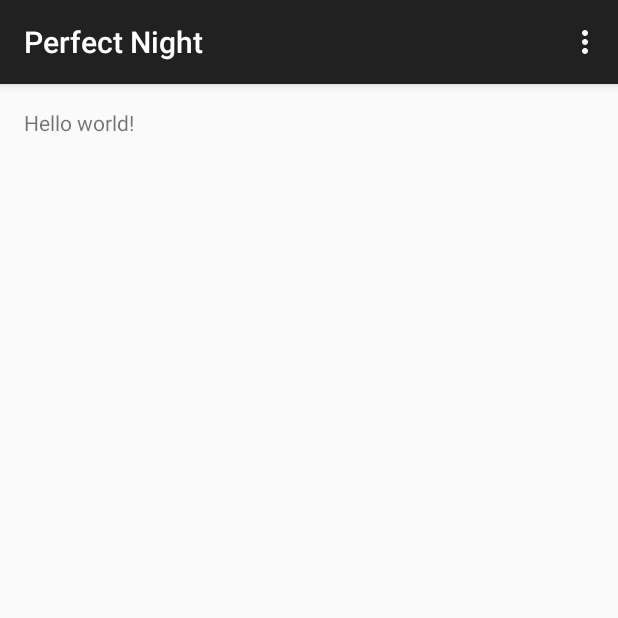
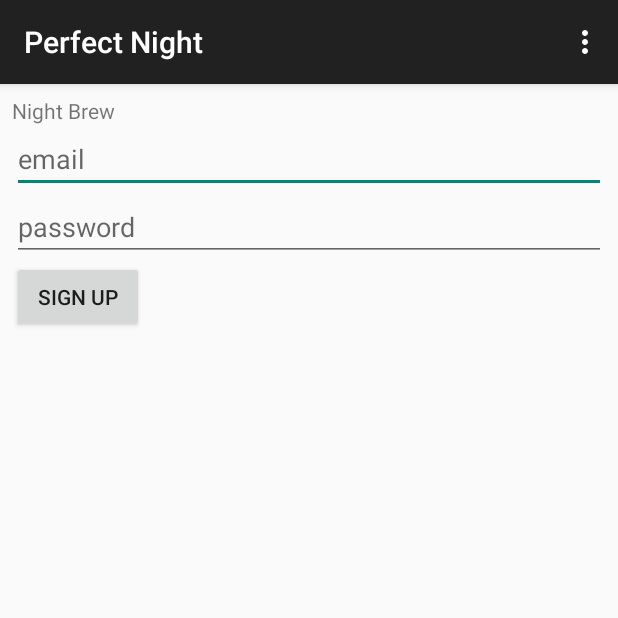
Before and after one commit to levibostian/DateBrew, an Android app: the screen it shows after launch (MainActivity), on a phone screen of 412 x 824 dp, the top half of it. Run offline under Robolectric (Android 15) with nearby library versions, the phone set to English and light mode, and no system bars.

Commit message:
Add signup process to app.

```diff
--- a/app/src/main/java/co/perfectnight/perfectnight/activity/MainActivity.java
+++ b/app/src/main/java/co/perfectnight/perfectnight/activity/MainActivity.java
@@ -1,52 +1,49 @@
 package co.perfectnight.perfectnight.activity;
 
+import android.os.Bundle;
 import android.support.v7.app.ActionBarActivity;
-import android.os.Bundle;
-import android.util.Log;
 import android.view.Menu;
 import android.view.MenuItem;
+import android.view.View;
+import android.widget.Button;
+import android.widget.EditText;
 import co.perfectnight.perfectnight.R;
-import co.perfectnight.perfectnight.vo.User;
-import com.parse.GetCallback;
 import com.parse.ParseException;
-import com.parse.ParseObject;
-import com.parse.ParseQuery;
-import com.parse.SaveCallback;
+import com.parse.ParseUser;
+import com.parse.SignUpCallback;
 
 
 public class MainActivity extends ActionBarActivity {
+
+    private EditText mEmailEditText;
+    private EditText mPasswordEditText;
+    private Button mSignUpButton;
 
     @Override
     protected void onCreate(Bundle savedInstanceState) {
         super.onCreate(savedInstanceState);
         setContentView(R.layout.main_activity);
 
-        // Push up simple object.
-        ParseObject parseTestObject = new ParseObject("TestObject");
-        parseTestObject.put("foo", "bar");
-        parseTestObject.saveInBackground();
+        mEmailEditText = (EditText) findViewById(R.id.email_edittext);
+        mPasswordEditText = (EditText) findViewById(R.id.password_edittext);
+        mSignUpButton = (Button) findViewById(R.id.sign_up_button);
+        mSignUpButton.setOnClickListener(new View.OnClickListener() {
+            @Override
+            public void onClick(View v) {
+                signUp(mEmailEditText.getText().toString(), mPasswordEditText.getText().toString());
+            }
+        });
+    }
 
-        // Nested object example.
-        final ParseObject nestedObject = new ParseObject("OuterNest");
-        ParseObject innerObject = new ParseObject("InnerObject");
-        nestedObject.put("testOuter", true);
-        innerObject.put("somethingInner", 10L);
-        nestedObject.put("Inner", innerObject);
+    private void signUp(String email, String password) {
+        ParseUser user = new ParseUser();
+        user.setUsername(email);
+        user.setPassword(password);
 
-        final User user = new User();
-        nestedObject.saveInBackground(new SaveCallback() {
+        user.signUpInBackground(new SignUpCallback() {
             @Override
             public void done(ParseException e) {
-                user.setParseObjectId(nestedObject.getObjectId());
-
-                // Retrieve data.
-                ParseQuery<ParseObject> query = ParseQuery.getQuery("OuterNest");
-                query.getInBackground(user.getParseObjectId(), new GetCallback<ParseObject>() {
-                    @Override
-                    public void done(ParseObject parseObject, ParseException e) {
-                        Log.d("perfectNight", parseObject.getParseObject("Inner") + "");
-                    }
-                });
+                // go to first page of app.
             }
         });
     }
--- a/app/src/main/res/layout/main_activity.xml
+++ b/app/src/main/res/layout/main_activity.xml
@@ -1,15 +1,32 @@
-<RelativeLayout xmlns:android="http://schemas.android.com/apk/res/android"
+<LinearLayout xmlns:android="http://schemas.android.com/apk/res/android"
     xmlns:tools="http://schemas.android.com/tools"
     android:layout_width="match_parent"
     android:layout_height="match_parent"
-    android:paddingLeft="@dimen/activity_horizontal_margin"
-    android:paddingRight="@dimen/activity_horizontal_margin"
-    android:paddingTop="@dimen/activity_vertical_margin"
-    android:paddingBottom="@dimen/activity_vertical_margin"
+    android:padding="8dp"
+    android:orientation="vertical"
     tools:context=".MainActivity">
 
-    <TextView android:text="@string/hello_world"
+    <TextView android:text="Night Brew"
+        android:layout_width="match_parent"
+        android:layout_height="wrap_content"/>
+
+    <EditText
+        android:id="@+id/email_edittext"
+        android:layout_width="match_parent"
+        android:layout_height="wrap_content"
+        android:hint="email"/>
+
+    <EditText
+        android:id="@+id/password_edittext"
+        android:layout_width="match_parent"
+        android:layout_height="wrap_content"
+        android:hint="password"
+        android:inputType="textPassword"/>
+
+    <Button
+        android:id="@+id/sign_up_button"
         android:layout_width="wrap_content"
-        android:layout_height="wrap_content" />
+        android:layout_height="wrap_content"
+        android:text="Sign up"/>
 
-</RelativeLayout>
+</LinearLayout>
```
